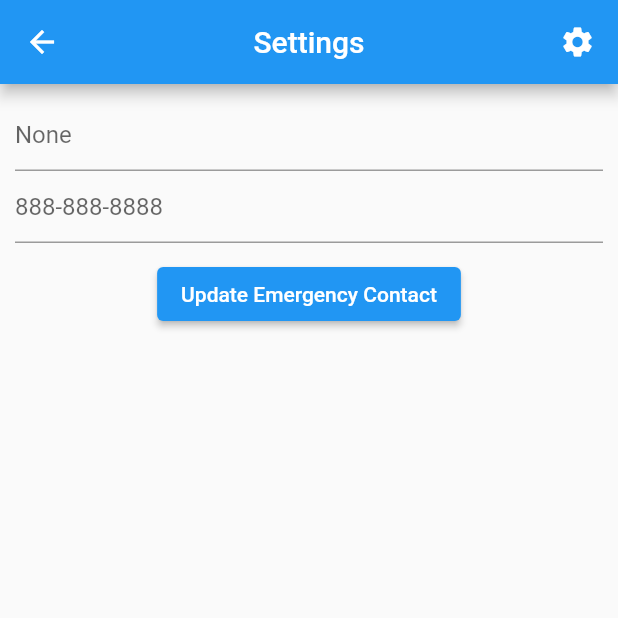
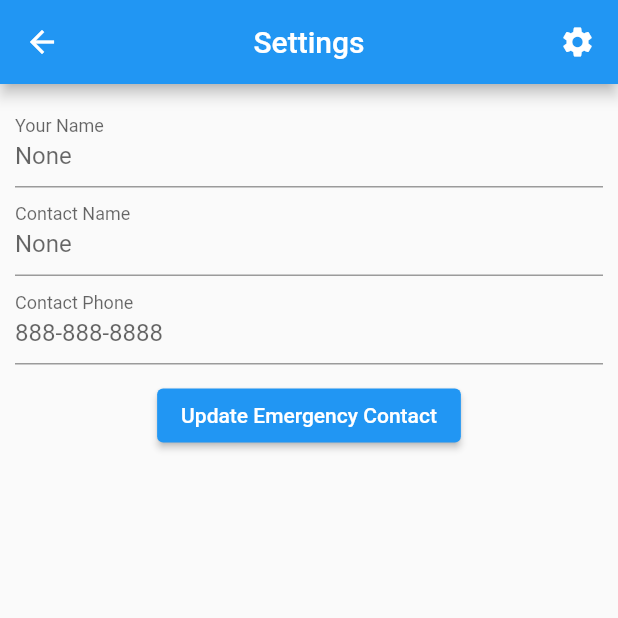
Before and after one commit to christiandaga/cmpe195group20, a Flutter app: the screen it shows after launch, after a tap on the "settings" icon, on a phone screen of 412 x 824 dp, the top half of it. Run offline on Flutter 3.47's test engine with Material 2 defaults, Android fonts, the phone set to English and light mode, and no system bars; our stand-ins replace cloud_firestore, firebase_core, geocoding, geolocator, get, google_maps_flutter and 3 more; missing offline and left inert: flutter_polyline_points, google_directions_api; accounts and stored records are empty; network calls fail.

Commit message:
added users name in contact

```diff
--- a/frontend/lib/utils/contact_controller.dart
+++ b/frontend/lib/utils/contact_controller.dart
@@ -3,4 +3,5 @@ import 'package:get/get.dart';
 class ContactController extends GetxController {
   final name = ''.obs;
   final number = ''.obs;
+  final user = ''.obs;
 }
--- a/frontend/lib/widgets/contacts_form.dart
+++ b/frontend/lib/widgets/contacts_form.dart
@@ -26,11 +26,27 @@ class ContactsFormState extends State<ContactsForm> {
         children: <Widget>[
           TextFormField(
             decoration: InputDecoration(
-              hintText: _contact.name.value.isEmpty?'None':_contact.name.value
+              hintText: _contact.user.value.isEmpty?'None':_contact.user.value,
+              labelText: 'Your Name',
+              floatingLabelBehavior: FloatingLabelBehavior.always
+            ),
+            onChanged: ((value) => _contact.user(value)),
+            validator: ((value) {
+              if (_contact.user.isEmpty) {
+                return 'User cannot be empty';
+              }
+              return null;
+            }),
+          ),
+          TextFormField(
+            decoration: InputDecoration(
+              hintText: _contact.name.value.isEmpty?'None':_contact.name.value,
+              labelText: 'Contact Name',
+              floatingLabelBehavior: FloatingLabelBehavior.always
             ),
             onChanged: ((value) => _contact.name(value)),
             validator: ((value) {
-              if (value == null || value.isEmpty) {
+              if (_contact.name.isEmpty) {
                 return 'Name cannot be empty';
               }
               return null;
@@ -38,12 +54,14 @@ class ContactsFormState extends State<ContactsForm> {
           ),
           TextFormField(
             decoration: InputDecoration(
-              hintText: _contact.number.value.isEmpty?'888-888-8888':_contact.number.value
+              hintText: _contact.number.value.isEmpty?'888-888-8888':_contact.number.value,
+              labelText: 'Contact Phone',
+              floatingLabelBehavior: FloatingLabelBehavior.always
             ),
             onChanged: ((value) => _contact.number(value)),
             validator: ((value) {
               RegExp exp = RegExp(r'^(1-)?\d{3}-\d{3}-\d{4}$');
-              if (!exp.hasMatch(value ?? '')) {
+              if (!exp.hasMatch(_contact.number.value)) {
                 return 'Invalid Phone Number';
               }
               return null;
@@ -64,6 +82,7 @@ class ContactsFormState extends State<ContactsForm> {
       final _prefs = await SharedPreferences.getInstance();
       await _prefs.setString('contact_name', _contact.name.value);
       await _prefs.setString('contact_number', _contact.number.value);
+      await _prefs.setString('user_name', _contact.user.value);
 
       ScaffoldMessenger.of(context)
         .showSnackBar(
--- a/frontend/lib/widgets/map.dart
+++ b/frontend/lib/widgets/map.dart
@@ -60,6 +60,7 @@ class MapDisplayState extends State<MapDisplay> {
       final _prefs = await SharedPreferences.getInstance();
       _contact.name(_prefs.getString('contact_name') ?? '');
       _contact.number(_prefs.getString('contact_number') ?? '');
+      _contact.user(_prefs.getString('user_name') ?? '');
     }
   }
 
@@ -149,9 +150,9 @@ class MapDisplayState extends State<MapDisplay> {
                       offset: const Offset(0, 1)
                     )],
                   ),
-                  margin: const EdgeInsets.all(20.0),
+                  margin: const EdgeInsets.fromLTRB(50, 0, 50, 20.0),
                   child: Padding(
-                    padding: const EdgeInsets.all(8.0),
+                    padding: const EdgeInsets.fromLTRB(8,8,8,0.0),
                     child: Column(
                       mainAxisSize: MainAxisSize.min,
                       children: _currentTrip!=null?
```
Also changed, not shown: frontend/lib/models/trip.dart (+24 -2 lines).
